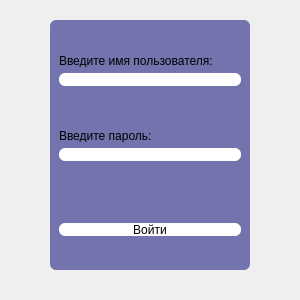
Qt form UI/log_in.ui (TmT4elovek/Everyday-Application) before a commit.
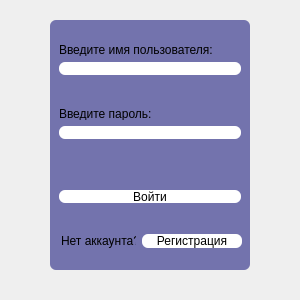
The same form after that commit.

Patch:
```diff
--- a/UI/log_in.ui
+++ b/UI/log_in.ui
@@ -51,10 +51,13 @@
 border-radius:6px;
 </string>
    </property>
-   <layout class="QVBoxLayout" name="verticalLayout">
+   <layout class="QVBoxLayout" name="verticalLayout" stretch="0,0,0,0">
     <property name="spacing">
      <number>0</number>
     </property>
+    <property name="sizeConstraint">
+     <enum>QLayout::SetDefaultConstraint</enum>
+    </property>
     <property name="leftMargin">
      <number>0</number>
     </property>
@@ -148,7 +151,10 @@
       </property>
       <layout class="QVBoxLayout" name="verticalLayout_4">
        <item alignment="Qt::AlignTop">
-        <widget class="QLabel" name="label_2">
+        <widget class="QLabel" name="err_label">
+         <property name="styleSheet">
+          <string notr="true">color: red;</string>
+         </property>
          <property name="text">
           <string/>
          </property>
@@ -171,6 +177,74 @@
       </layout>
      </widget>
     </item>
+    <item>
+     <widget class="QFrame" name="frame_4">
+      <property name="maximumSize">
+       <size>
+        <width>16777215</width>
+        <height>30</height>
+       </size>
+      </property>
+      <property name="frameShape">
+       <enum>QFrame::StyledPanel</enum>
+      </property>
+      <property name="frameShadow">
+       <enum>QFrame::Raised</enum>
+      </property>
+      <layout class="QHBoxLayout" name="horizontalLayout">
+       <property name="spacing">
+        <number>0</number>
+       </property>
+       <property name="leftMargin">
+        <number>5</number>
+       </property>
+       <property name="topMargin">
+        <number>0</number>
+       </property>
+       <property name="rightMargin">
+        <number>0</number>
+       </property>
+       <property name="bottomMargin">
+        <number>0</number>
+       </property>
+       <item>
+        <widget class="QLabel" name="label_4">
+         <property name="maximumSize">
+          <size>
+           <width>75</width>
+           <height>16777215</height>
+          </size>
+         </property>
+         <property name="text">
+          <string>Нет аккаунта?</string>
+         </property>
+        </widget>
+       </item>
+       <item>
+        <widget class="QPushButton" name="btn_to_reg">
+         <property name="minimumSize">
+          <size>
+           <width>16</width>
+           <height>0</height>
+          </size>
+         </property>
+         <property name="maximumSize">
+          <size>
+           <width>100</width>
+           <height>16777215</height>
+          </size>
+         </property>
+         <property name="styleSheet">
+          <string notr="true">background: white;</string>
+         </property>
+         <property name="text">
+          <string>Регистрация</string>
+         </property>
+        </widget>
+       </item>
+      </layout>
+     </widget>
+    </item>
    </layout>
   </widget>
  </widget>
```
Left out of the diff: 6 changed lines with no effect on the pictures.
